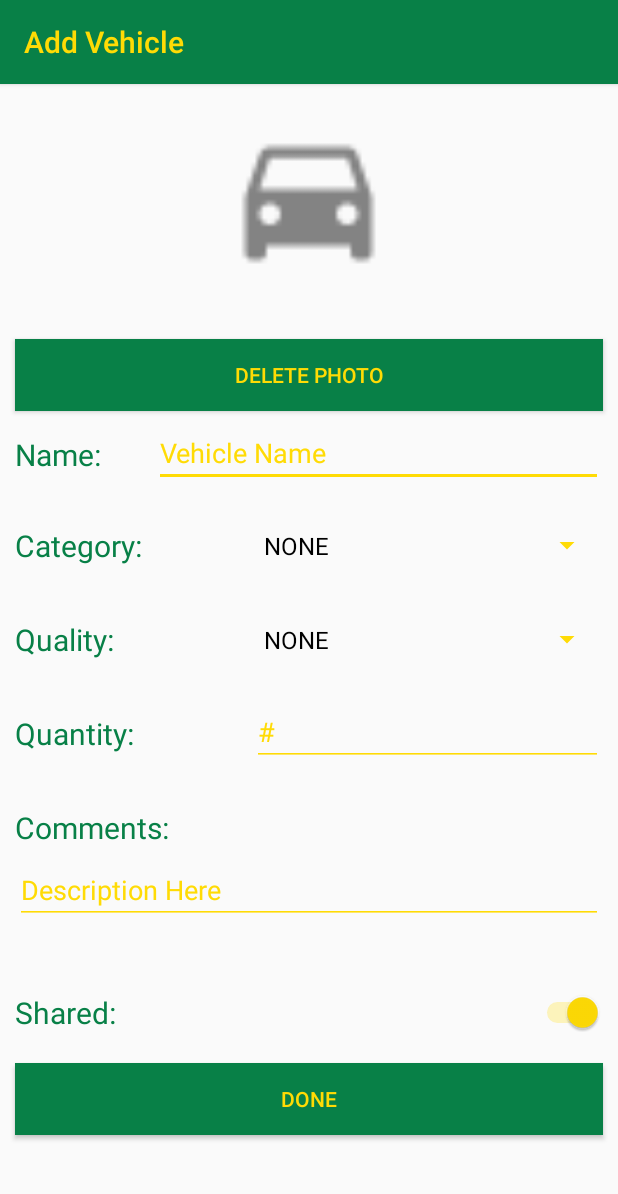
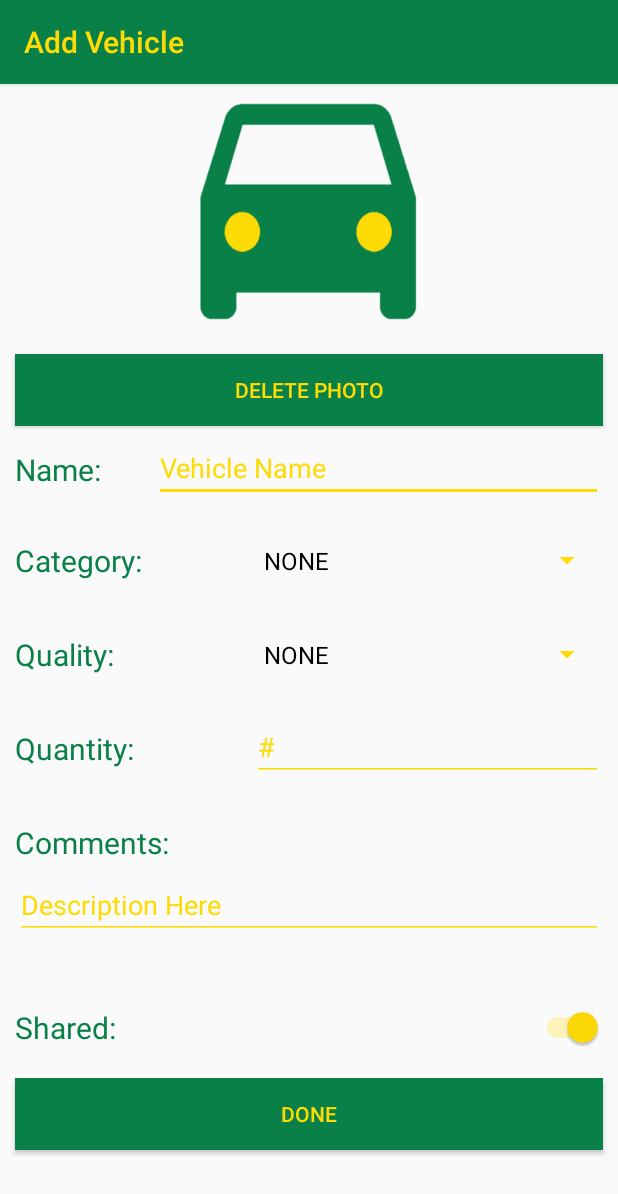
Before and after one commit to CMPUT301F15T05/cuddly-quack, an Android app: the AddInventoryActivity screen opened directly, with no data from a screen before it, on a phone screen of 412 x 824 dp. Shown: the top 1194 px of the screen. Run offline under Robolectric (Android 15) with nearby library versions, the phone set to English and light mode, and no system bars.

Commit message:
Added default car image as well as fiddled with a couple of layouts.

```diff
--- a/SwapMyRide/app/src/main/res/layout/addinventory.xml
+++ b/SwapMyRide/app/src/main/res/layout/addinventory.xml
@@ -14,10 +14,16 @@
         android:layout_width="match_parent"
         />
 
+        <Space
+            android:layout_width="0dp"
+            android:layout_height="10dp"
+            android:layout_below="@+id/tool_bar"
+            android:id="@+id/top"/>
+
         <ImageButton
             android:layout_width="150dp"
             android:layout_height="150dp"
-            android:layout_below="@+id/tool_bar"
+            android:layout_below="@+id/top"
             android:layout_centerHorizontal="true"
             android:id="@+id/vehicleImage"
             android:background="@drawable/ic_default_car" />
```
Also changed, not shown: SwapMyRide/app/src/main/java/ca/ualberta/cs/swapmyride/AddInventoryActivity.java (+0 -25 lines), SwapMyRide/app/src/main/res/drawable-hdpi/ic_default_car.png (deleted), SwapMyRide/app/src/main/res/drawable-mdpi/ic_default_car.png (deleted), SwapMyRide/app/src/main/res/drawable-xhdpi/ic_default_car.png (deleted), SwapMyRide/app/src/main/res/drawable-xxhdpi/ic_default_car.png (deleted), SwapMyRide/app/src/main/res/drawable/ic_default_car.png (added).
